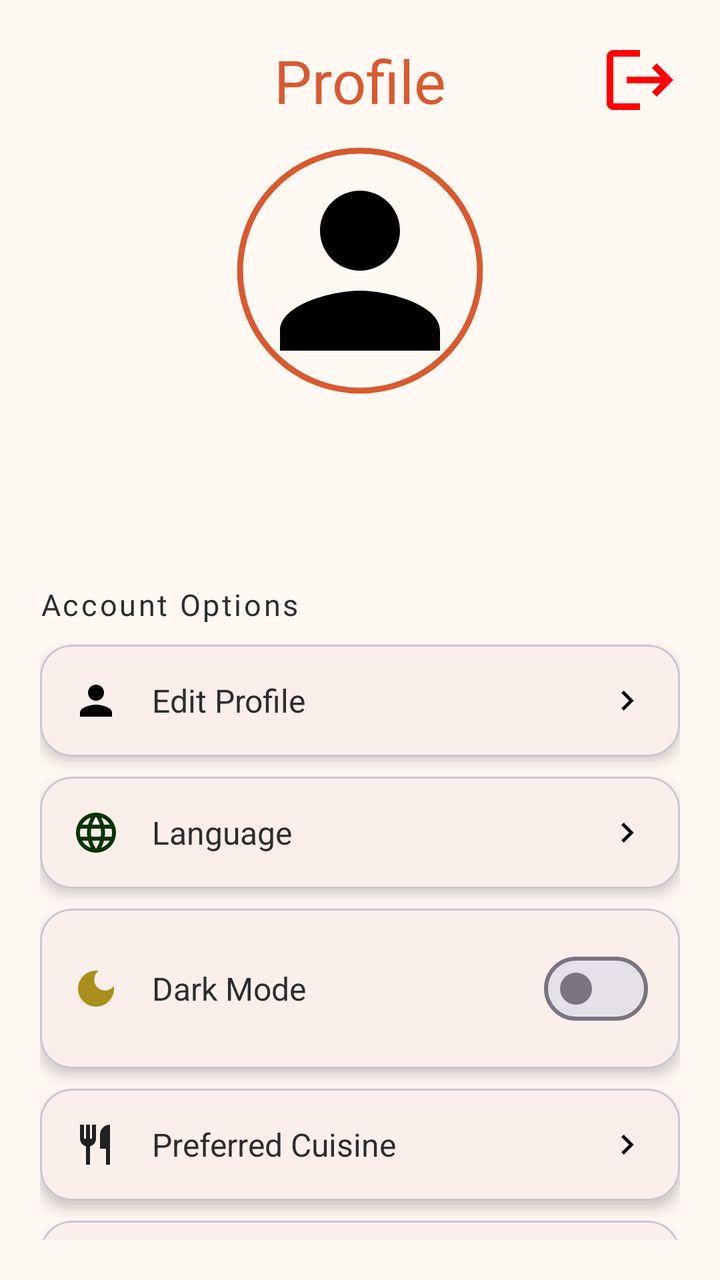
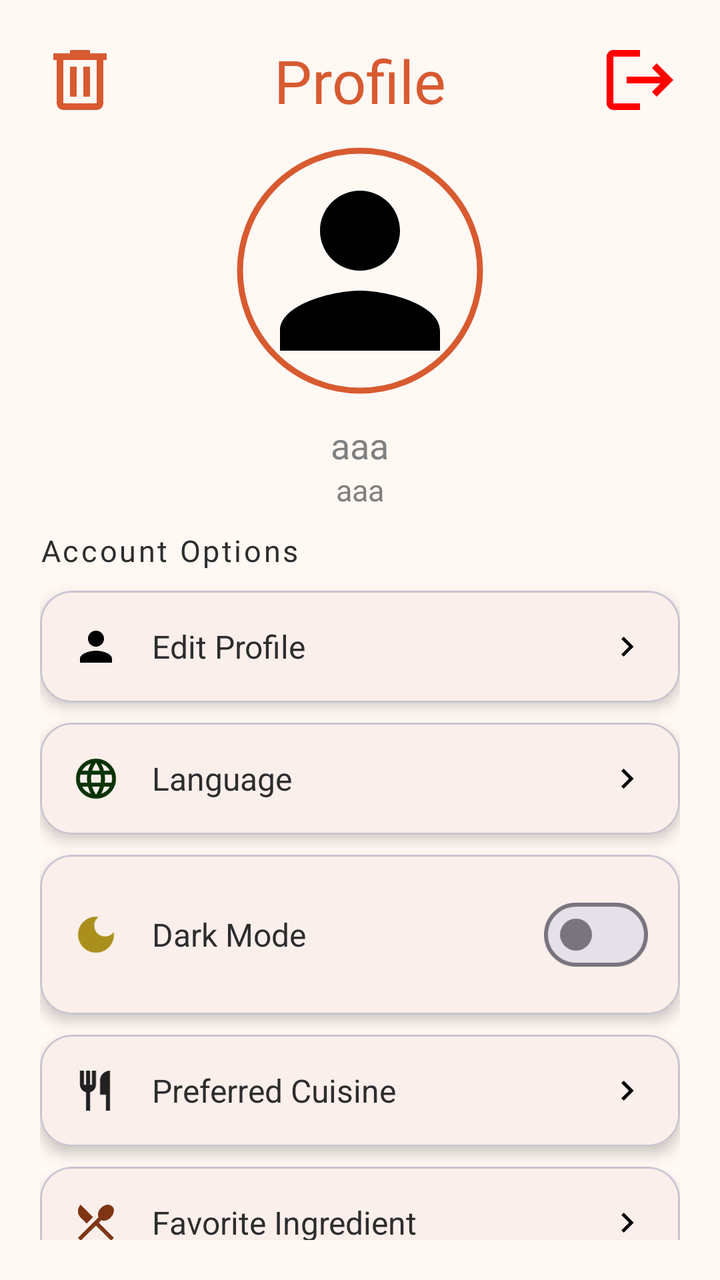

Two renders of the same Android screen: before a commit and after it. Below are the layout's source before the change and the commit's diff.
<!-- AndroidManifest.xml: application theme Theme.CookBook -->
<!-- res/layout/fragment_profile.xml -->
<?xml version="1.0" encoding="utf-8"?>
<androidx.constraintlayout.widget.ConstraintLayout

    xmlns:android="http://schemas.android.com/apk/res/android"
    xmlns:app="http://schemas.android.com/apk/res-auto"
    xmlns:tools="http://schemas.android.com/tools"

    android:layout_width="match_parent"
    android:layout_height="match_parent"

    android:padding="20dp"

    android:background="@color/background"

    tools:context=".ui.fragments.ProfileFragment">


    <TextView

        android:id="@+id/tvTitle"

        android:layout_width="wrap_content"

        android:layout_height="wrap_content"

        android:text="@string/profile"

        android:textColor="@color/primary"

        android:textSize="30sp"

        android:fontFamily="@font/poppins_semibold"

        app:layout_constraintTop_toTopOf="parent"

        app:layout_constraintStart_toStartOf="parent"

        app:layout_constraintEnd_toEndOf="parent"/>



    <ImageButton

        android:id="@+id/ibLogout"

        android:layout_width="40dp"

        android:layout_height="40dp"

        android:background="@android:color/transparent"

        android:src="@drawable/baseline_logout_24"

        android:contentDescription="Logout"

        android:foreground="?attr/selectableItemBackgroundBorderless"

        app:layout_constraintEnd_toEndOf="parent"

        app:layout_constraintTop_toTopOf="parent"/>




    <com.google.android.material.imageview.ShapeableImageView

        android:id="@+id/imgProfilePhoto"

        android:layout_width="130dp"

        android:layout_height="130dp"

        android:layout_marginTop="10dp"

        android:padding="5dp"

        android:src="@drawable/baseline_person_24"

        android:scaleType="centerCrop"

        android:foreground="?attr/selectableItemBackgroundBorderless"

        app:shapeAppearance="@style/CircleImage"

        app:strokeWidth="3dp"

        app:strokeColor="@color/primary"

        app:layout_constraintTop_toBottomOf="@id/tvTitle"

        app:layout_constraintStart_toStartOf="parent"

        app:layout_constraintEnd_toEndOf="parent"/>




    <LinearLayout

        android:id="@+id/lLayoutInformation"

        android:layout_width="match_parent"

        android:layout_height="wrap_content"

        android:orientation="vertical"

        android:gravity="center_horizontal"

        android:layout_marginTop="10dp"

        app:layout_constraintTop_toBottomOf="@id/imgProfilePhoto"

        app:layout_constraintStart_toStartOf="parent"

        app:layout_constraintEnd_toEndOf="parent">



        <TextView

            android:layout_width="wrap_content"

            android:layout_height="wrap_content"

            android:text=""

            android:textColor="@color/text_primary"

            android:fontFamily="@font/poppins_semibold"

            android:textSize="20sp"/>



        <TextView

            android:layout_width="wrap_content"

            android:layout_height="wrap_content"

            android:text=""

            android:textColor="@color/text_secondary"

            android:fontFamily="@font/inter"

            android:textSize="18sp"/>



        <TextView

            android:layout_width="wrap_content"

            android:layout_height="wrap_content"

            android:text=""

            android:textColor="@color/text_secondary"

            android:fontFamily="@font/poppins_semibold"

            android:textSize="15sp"/>


    </LinearLayout>





    <TextView

        android:id="@+id/tvOptions"

        android:layout_width="wrap_content"

        android:layout_height="wrap_content"

        android:text="@string/account_options"

        android:textColor="@color/text_primary"

        android:fontFamily="@font/poppins_semibold"

        android:textSize="15sp"

        android:letterSpacing="0.08"

        android:layout_marginTop="10dp"

        app:layout_constraintTop_toBottomOf="@id/lLayoutInformation"

        app:layout_constraintStart_toStartOf="parent"/>




    <LinearLayout

        android:layout_width="match_parent"

        android:layout_height="wrap_content"

        android:orientation="vertical"

        app:layout_constraintTop_toBottomOf="@id/tvOptions"

        app:layout_constraintStart_toStartOf="parent"

        app:layout_constraintEnd_toEndOf="parent">



        <com.google.android.material.card.MaterialCardView

            android:id="@+id/editProfileCard"

            android:layout_width="match_parent"

            android:layout_height="wrap_content"

            android:layout_marginTop="10dp"

            android:backgroundTint="@color/card_background"

            android:clickable="true"

            android:focusable="true"

            app:cardCornerRadius="16dp"

            app:cardElevation="4dp">



            <LinearLayout

                android:layout_width="match_parent"

                android:layout_height="wrap_content"

                android:orientation="horizontal"

                android:gravity="center_vertical"

                android:padding="16dp">



                <ImageView

                    android:layout_width="24dp"

                    android:layout_height="24dp"

                    android:src="@drawable/baseline_person_24"/>



                <TextView

                    android:layout_width="0dp"

                    android:layout_height="wrap_content"

                    android:layout_weight="1"

                    android:layout_marginStart="16dp"

                    android:text="@string/edit_profile"

                    android:textColor="@color/text_primary"

                    android:textSize="16sp"/>



                <ImageView

                    android:layout_width="20dp"

                    android:layout_height="20dp"

                    android:src="@drawable/outline_chevron_right_24"/>


            </LinearLayout>


        </com.google.android.material.card.MaterialCardView>





        <com.google.android.material.card.MaterialCardView

            android:id="@+id/languageCard"

            android:layout_width="match_parent"

            android:layout_height="wrap_content"

            android:layout_marginTop="10dp"

            android:backgroundTint="@color/card_background"

            android:clickable="true"

            android:focusable="true"

            app:cardCornerRadius="16dp"

            app:cardElevation="4dp">



            <LinearLayout

                android:layout_width="match_parent"

                android:layout_height="wrap_content"

                android:orientation="horizontal"

                android:gravity="center_vertical"

                android:padding="16dp">



                <ImageView

                    android:layout_width="24dp"

                    android:layout_height="24dp"

                    android:src="@drawable/language"/>



                <TextView

                    android:layout_width="0dp"

                    android:layout_height="wrap_content"

                    android:layout_weight="1"

                    android:layout_marginStart="16dp"

                    android:text="@string/language"

                    android:textColor="@color/text_primary"

                    android:textSize="16sp"/>



                <TextView

                    android:id="@+id/selectedLanguage"

                    android:layout_width="wrap_content"

                    android:layout_height="wrap_content"

                    android:text=""

                    android:textColor="@color/text_secondary"/>



                <ImageView

                    android:layout_width="20dp"

                    android:layout_height="20dp"

                    android:src="@drawable/outline_chevron_right_24"/>


            </LinearLayout>


        </com.google.android.material.card.MaterialCardView>
        <com.google.android.material.card.MaterialCardView

            android:id="@+id/darkModeCard"

            android:layout_width="match_parent"

            android:layout_height="wrap_content"

            android:layout_marginTop="10dp"

            android:backgroundTint="@color/card_background"

            app:cardCornerRadius="16dp"

            app:cardElevation="4dp">



            <LinearLayout

                android:layout_width="match_parent"

                android:layout_height="wrap_content"

                android:orientation="horizontal"

                android:gravity="center_vertical"

                android:padding="16dp">



                <ImageView

                    android:layout_width="24dp"

                    android:layout_height="24dp"

                    android:src="@drawable/baseline_dark_mode_24"/>



                <TextView

                    android:layout_width="0dp"

                    android:layout_height="wrap_content"

                    android:layout_weight="1"

                    android:layout_marginStart="16dp"

                    android:text="@string/dark_mode"

                    android:textColor="@color/text_primary"

                    android:textSize="16sp"/>



                <com.google.android.material.materialswitch.MaterialSwitch

                    android:id="@+id/switchDarkMode"

                    android:layout_width="wrap_content"

                    android:layout_height="wrap_content"/>


            </LinearLayout>


        </com.google.android.material.card.MaterialCardView>





        <com.google.android.material.card.MaterialCardView

            android:id="@+id/cuisineCard"

            android:layout_width="match_parent"

            android:layout_height="wrap_content"

            android:layout_marginTop="10dp"

            android:backgroundTint="@color/card_background"

            android:clickable="true"

            android:focusable="true"

            app:cardCornerRadius="16dp"

            app:cardElevation="4dp">



            <LinearLayout

                android:layout_width="match_parent"

                android:layout_height="wrap_content"

                android:orientation="horizontal"

                android:gravity="center_vertical"

                android:padding="16dp">



                <ImageView

                    android:layout_width="24dp"

                    android:layout_height="24dp"

                    android:src="@drawable/outline_restaurant_24"/>



                <TextView

                    android:layout_width="0dp"

                    android:layout_height="wrap_content"

                    android:layout_weight="1"

                    android:layout_marginStart="16dp"

                    android:text="@string/preferred_cuisine"

                    android:textColor="@color/text_primary"

                    android:textSize="16sp"/>



                <TextView

                    android:id="@+id/selectedCuisine"

                    android:layout_width="wrap_content"

                    android:layout_height="wrap_content"

                    android:text=""

                    android:textColor="@color/text_secondary"/>



                <ImageView

                    android:layout_width="20dp"

                    android:layout_height="20dp"

                    android:src="@drawable/outline_chevron_right_24"/>


            </LinearLayout>


        </com.google.android.material.card.MaterialCardView>





        <com.google.android.material.card.MaterialCardView

            android:id="@+id/ingredientCard"

            android:layout_width="match_parent"

            android:layout_height="wrap_content"

            android:layout_marginTop="10dp"

            android:backgroundTint="@color/card_background"

            android:clickable="true"

            android:focusable="true"

            app:cardCornerRadius="16dp"

            app:cardElevation="4dp">



            <LinearLayout

                android:layout_width="match_parent"

                android:layout_height="wrap_content"

                android:orientation="horizontal"

                android:gravity="center_vertical"

                android:padding="16dp">



                <ImageView

                    android:layout_width="24dp"

                    android:layout_height="24dp"

                    android:src="@drawable/outline_local_dining_24"/>



                <TextView

                    android:layout_width="0dp"

                    android:layout_height="wrap_content"

                    android:layout_weight="1"

                    android:layout_marginStart="16dp"

                    android:text="@string/favorite_ingredient"

                    android:textColor="@color/text_primary"

                    android:textSize="16sp"/>



                <TextView
                    android:id="@+id/selectedIngredient"
                    android:layout_width="wrap_content"

                    android:layout_height="wrap_content"

                    android:text=""

                    android:textColor="@color/text_secondary"/>



                <ImageView
                    android:layout_width="20dp"

                    android:layout_height="20dp"

                    android:src="@drawable/outline_chevron_right_24"/>


            </LinearLayout>


        </com.google.android.material.card.MaterialCardView>





        <com.google.android.material.card.MaterialCardView

            android:id="@+id/aboutCard"

            android:layout_width="match_parent"

            android:layout_height="wrap_content"

            android:layout_marginTop="10dp"

            android:backgroundTint="@color/card_background"

            android:clickable="true"

            android:focusable="true"

            app:cardCornerRadius="16dp"

            app:cardElevation="4dp">



            <LinearLayout

                android:layout_width="match_parent"

                android:layout_height="wrap_content"

                android:orientation="horizontal"

                android:gravity="center_vertical"

                android:padding="16dp">



                <ImageView

                    android:layout_width="24dp"

                    android:layout_height="24dp"

                    android:src="@drawable/baseline_info_24"/>



                <LinearLayout

                    android:layout_width="0dp"

                    android:layout_height="wrap_content"

                    android:layout_weight="1"

                    android:orientation="vertical">



                    <TextView

                        android:layout_width="wrap_content"

                        android:layout_height="wrap_content"

                        android:layout_marginStart="16dp"

                        android:text="@string/about"

                        android:textColor="@color/text_primary"

                        android:textSize="16sp"/>



                    <TextView

                        android:layout_width="wrap_content"

                        android:layout_height="wrap_content"

                        android:layout_marginStart="16dp"

                        android:text="@string/version_1_0"

                        android:textColor="@color/text_secondary"

                        android:textSize="12sp"/>


                </LinearLayout>



                <ImageView

                    android:layout_width="20dp"

                    android:layout_height="20dp"

                    android:src="@drawable/outline_chevron_right_24"/>


            </LinearLayout>


        </com.google.android.material.card.MaterialCardView>


    </LinearLayout>


</androidx.constraintlayout.widget.ConstraintLayout>
<!-- resources referenced by this layout -->
<resources>
  <color name="background">#FFF8F3</color>
  <color name="card_background">#FFFFFF</color>
  <color name="primary">#D85A30</color>
  <color name="text_primary">#2D2D2D</color>
  <color name="text_secondary">#808080</color>
  <!-- drawable baseline_info_24 (drawable) -->
  <vector xmlns:android="http://schemas.android.com/apk/res/android" android:height="24dp" android:tint="#6792FF" android:viewportHeight="24" android:viewportWidth="24" android:width="24dp">
        
      <path android:fillColor="@android:color/white" android:pathData="M12,2C6.48,2 2,6.48 2,12s4.48,10 10,10 10,-4.48 10,-10S17.52,2 12,2zM13,17h-2v-6h2v6zM13,9h-2L11,7h2v2z"/>
      
  </vector>
  <!-- drawable baseline_logout_24 (drawable) -->
  <vector xmlns:android="http://schemas.android.com/apk/res/android" android:autoMirrored="true" android:height="40dp" android:tint="#FF0000" android:viewportHeight="24" android:viewportWidth="24" android:width="40dp">
        
      <path android:fillColor="@android:color/white" android:pathData="M17,7l-1.41,1.41L18.17,11H8v2h10.17l-2.58,2.58L17,17l5,-5zM4,5h8V3H4c-1.1,0 -2,0.9 -2,2v14c0,1.1 0.9,2 2,2h8v-2H4V5z"/>
      
  </vector>
  <!-- drawable baseline_person_24 (drawable) -->
  <vector xmlns:android="http://schemas.android.com/apk/res/android" android:height="24dp" android:tint="#000000" android:viewportHeight="24" android:viewportWidth="24" android:width="24dp">
        
      <path android:fillColor="@android:color/white" android:pathData="M12,12c2.21,0 4,-1.79 4,-4s-1.79,-4 -4,-4 -4,1.79 -4,4 1.79,4 4,4zM12,14c-2.67,0 -8,1.34 -8,4v2h16v-2c0,-2.66 -5.33,-4 -8,-4z"/>
      
  </vector>
  <!-- drawable outline_chevron_right_24 (drawable) -->
  <vector xmlns:android="http://schemas.android.com/apk/res/android" android:autoMirrored="true" android:height="24dp" android:tint="#000000" android:viewportHeight="960" android:viewportWidth="960" android:width="24dp">
        
      <path android:fillColor="@android:color/white" android:pathData="M504,480L320,296L376,240L616,480L376,720L320,664L504,480Z"/>
      
  </vector>
  <string name="about">About</string>
  <string name="account_options">Account Options</string>
  <string name="dark_mode">Dark Mode</string>
  <string name="edit_profile">Edit Profile</string>
  <string name="favorite_ingredient">Favorite Ingredient</string>
  <string name="language">Language</string>
  <string name="preferred_cuisine">Preferred Cuisine</string>
  <string name="profile">Profile</string>
  <string name="version_1_0">Version 1.0</string>
  <style name="CircleImage">
  
          <item name="cornerFamily">rounded</item>
          <item name="cornerSize">50%</item>
  
      </style>
  <style name="Theme.CookBook" parent="Base.Theme.CookBook" />
  <color name="primary_container">#F4A261</color>
  <color name="surface">#FFFFFF</color>
  <color name="error">#F44336</color>
  <!-- unchanged entries left out for length: 5 -->
</resources>

<!-- the commit's change to res/layout/fragment_profile.xml (unified diff, before → after) -->
@@ -14,6 +14,28 @@
 
     tools:context=".ui.fragments.ProfileFragment">
 
+    <ImageButton
+
+        android:id="@+id/ibDelete"
+
+        android:layout_width="40dp"
+
+        android:layout_height="40dp"
+
+        android:background="@android:color/transparent"
+
+        android:src="@drawable/outline_delete_24"
+
+        android:contentDescription="Delete"
+
+        android:scaleType="centerCrop"
+
+        android:foreground="?attr/selectableItemBackgroundBorderless"
+
+        app:layout_constraintStart_toStartOf="parent"
+
+        app:layout_constraintTop_toTopOf="parent"/>
+
 
     <TextView
 
@@ -53,6 +75,9 @@
 
         android:contentDescription="Logout"
 
+        android:scaleType="centerCrop"
+
+
         android:foreground="?attr/selectableItemBackgroundBorderless"
 
         app:layout_constraintEnd_toEndOf="parent"
@@ -118,28 +143,29 @@
 
 
         <TextView
-
+            android:id="@+id/tvFullName"
             android:layout_width="wrap_content"
 
             android:layout_height="wrap_content"
 
-            android:text=""
+            android:text="aaaa"
 
             android:textColor="@color/text_primary"
 
             android:fontFamily="@font/poppins_semibold"
 
-            android:textSize="20sp"/>
+            android:textSize="20sp"
+            android:visibility="gone"/>
 
 
 
         <TextView
-
+            android:id="@+id/tvUsername"
             android:layout_width="wrap_content"
 
             android:layout_height="wrap_content"
 
-            android:text=""
+            android:text="aaa"
 
             android:textColor="@color/text_secondary"
 
@@ -150,12 +176,12 @@
 
 
         <TextView
-
+            android:id="@+id/tvEmail"
             android:layout_width="wrap_content"
 
             android:layout_height="wrap_content"
 
-            android:text=""
+            android:text="aaa"
 
             android:textColor="@color/text_secondary"
 
@@ -595,16 +621,13 @@
                 android:padding="16dp">
 
 
-
                 <ImageView
 
                     android:layout_width="24dp"
 
                     android:layout_height="24dp"
 
-                    android:src="@drawable/outline_local_dining_24"/>
-
-
+                    android:src="@drawable/outline_local_dining_24" />
 
                 <TextView
 
<!-- resource entries referenced after the edit -->
@@ -29,6 +29,12 @@
       <path android:fillColor="@android:color/white" android:pathData="M504,480L320,296L376,240L616,480L376,720L320,664L504,480Z"/>
       
   </vector>
+  <!-- drawable outline_delete_24 (drawable) -->
+  <vector xmlns:android="http://schemas.android.com/apk/res/android" android:height="24dp" android:tint="#D85A30" android:viewportHeight="960" android:viewportWidth="960" android:width="24dp">
+        
+      <path android:fillColor="@android:color/white" android:pathData="M280,840Q247,840 223.5,816.5Q200,793 200,760L200,240L160,240L160,160L360,160L360,120L600,120L600,160L800,160L800,240L760,240L760,760Q760,793 736.5,816.5Q713,840 680,840L280,840ZM680,240L280,240L280,760Q280,760 280,760Q280,760 280,760L680,760Q680,760 680,760Q680,760 680,760L680,240ZM360,680L440,680L440,320L360,320L360,680ZM520,680L600,680L600,320L520,320L520,680ZM280,240L280,240L280,760Q280,760 280,760Q280,760 280,760L280,760Q280,760 280,760Q280,760 280,760L280,240Z"/>
+      
+  </vector>
   <string name="about">About</string>
   <string name="account_options">Account Options</string>
   <string name="dark_mode">Dark Mode</string>
